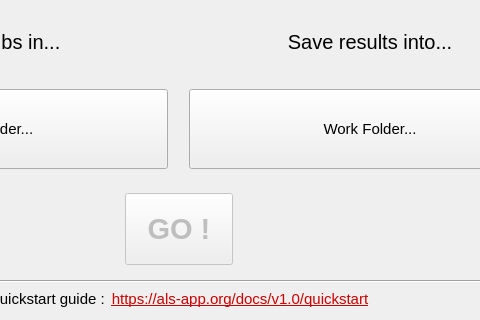
Old version of the form src/als/ui/first_run_ui.ui in the repository deufrai/als; both pictures show x 214 to 694 and y 111 to 431 of the 785 by 431 pixel window.
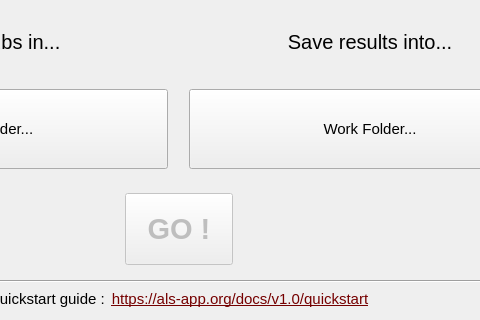
New version of the form. The open tabs and pages were chosen to show the change. Icons and pictures are not drawn.

```diff
--- a/src/als/ui/first_run_ui.ui
+++ b/src/als/ui/first_run_ui.ui
@@ -421,7 +421,7 @@
         </font>
        </property>
        <property name="text">
-        <string notr="true">&lt;html&gt;&lt;head/&gt;&lt;body&gt;&lt;p&gt;&lt;a href=&quot;https://als-app.org/docs/v1.0/quickstart/&quot;&gt;&lt;span style=&quot; text-decoration: underline; color:#CC0000;&quot;&gt;https://als-app.org/docs/v1.0/quickstart&lt;/span&gt;&lt;/a&gt;&lt;/p&gt;&lt;/body&gt;&lt;/html&gt;</string>
+        <string notr="true">&lt;html&gt;&lt;head/&gt;&lt;body&gt;&lt;p&gt;&lt;a href=&quot;https://als-app.org/docs/v1.0/quickstart/&quot;&gt;&lt;span style=&quot; text-decoration: underline; color:#750000;&quot;&gt;https://als-app.org/docs/v1.0/quickstart&lt;/span&gt;&lt;/a&gt;&lt;/p&gt;&lt;/body&gt;&lt;/html&gt;</string>
        </property>
        <property name="textFormat">
         <enum>Qt::RichText</enum>
```
Left out of the diff: 3 changed lines with no effect on the pictures.
